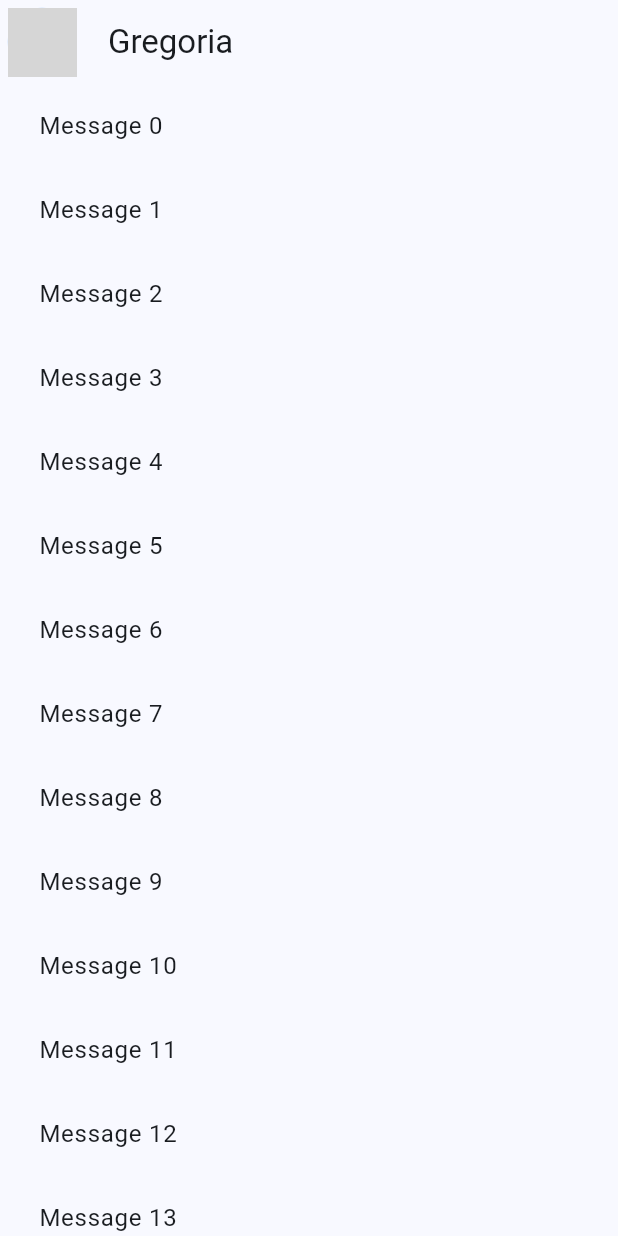
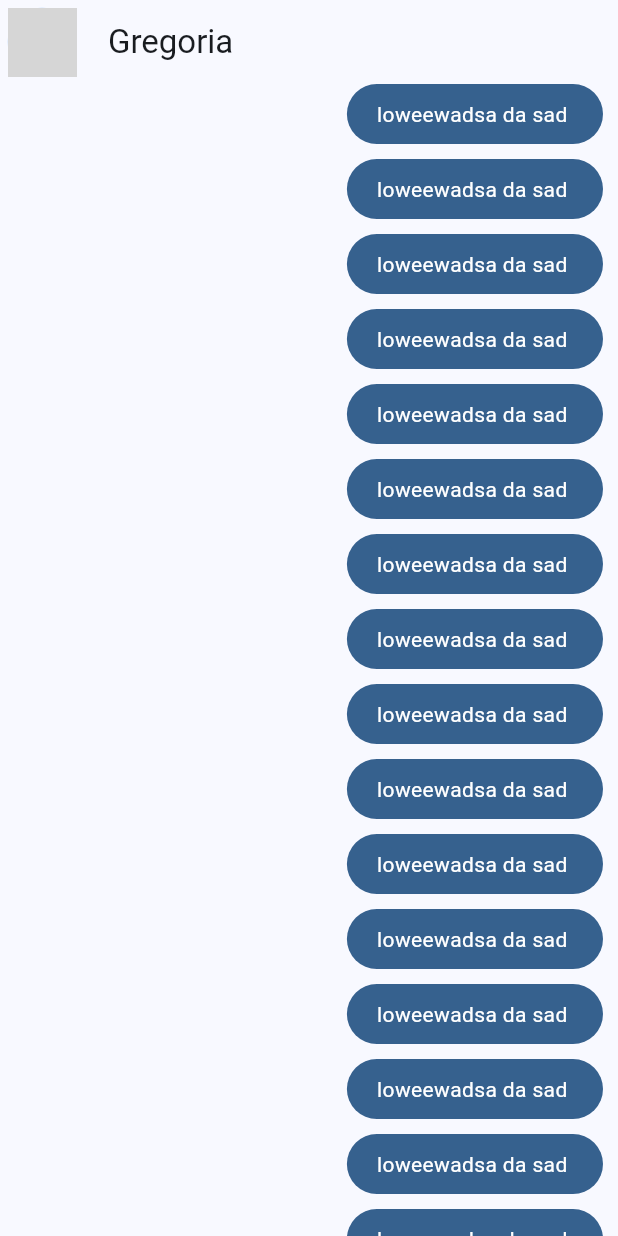
Before and after one commit to LucasMJuarez/chat-app-flutter, a Flutter app: the screen it shows after launch, on a phone screen of 412 x 824 dp. Run offline on Flutter 3.47's test engine with Material 3 defaults, Android fonts, the phone set to English and light mode, and no system bars; network calls fail; grey boxes are pictures that could not be loaded.

Commit message:
message bubbles ours

```diff
--- a/lib/main.dart
+++ b/lib/main.dart
@@ -1,5 +1,5 @@
 import 'package:chat_app/config/theme/app_theme.dart';
-import 'package:chat_app/presentation/chat/chat_screen.dart';
+import 'package:chat_app/presentation/screens/chat/chat_screen.dart';
 import 'package:flutter/material.dart';
 
 void main() => runApp(const MyApp());
--- a/lib/presentation/chat/chat_screen.dart
+++ b/lib/presentation/screens/chat/chat_screen.dart
@@ -1,3 +1,4 @@
+import 'package:chat_app/presentation/widgets/chat/my_message_bubble.dart';
 import 'package:flutter/material.dart';
 
 class ChatScreen extends StatelessWidget {
@@ -35,7 +36,7 @@ class _ChatView extends StatelessWidget {
               child: ListView.builder(
                 itemCount: 200,
                 itemBuilder: (context, index) {
-                  return ListTile(title: Text('Message $index'));
+                  return const MyMessageBubble();
                   // You can customize the message widget here
                 },
               ),
--- /dev/null
+++ b/lib/presentation/widgets/chat/my_message_bubble.dart
@@ -0,0 +1,33 @@
+import 'package:flutter/material.dart';
+
+class MyMessageBubble extends StatelessWidget {
+  const MyMessageBubble({super.key});
+
+  @override
+  Widget build(BuildContext context) {
+    final colors = Theme.of(context).colorScheme;
+
+    return Column(
+      crossAxisAlignment: CrossAxisAlignment.end,
+      children: [
+        Container(
+          decoration: BoxDecoration(
+            color: colors.primary,
+            borderRadius: BorderRadius.circular(20.0),
+          ),
+          child: Padding(
+            padding: const EdgeInsets.symmetric(
+              horizontal: 20.0,
+              vertical: 10.0,
+            ),
+            child: Text(
+              "loweewadsa da sad ",
+              style: TextStyle(color: Colors.white),
+            ),
+          ),
+        ),
+        SizedBox(height: 10),
+      ],
+    );
+  }
+}
```
